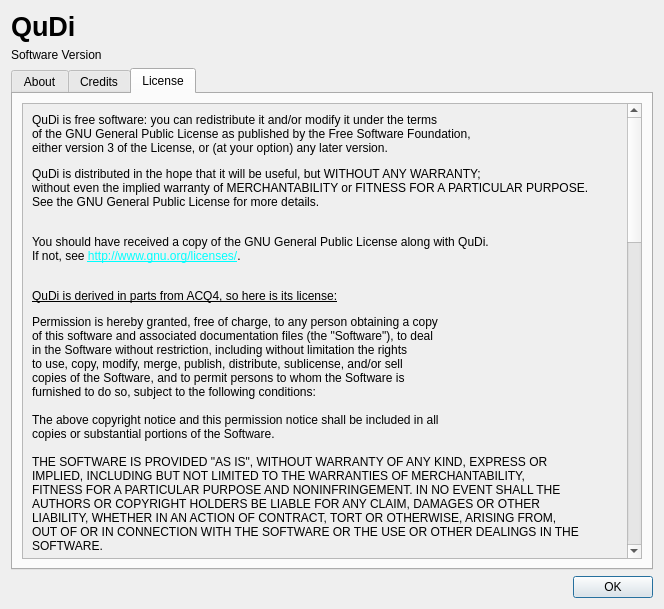
Above: gui/manager/ui_about.ui from Ulm-IQO/qudi before the change. Below: the same form after it.
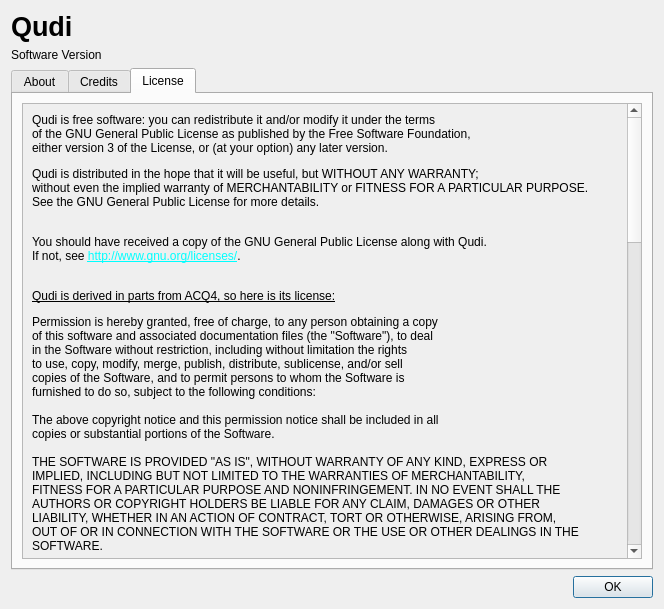
That is the form after the change. The open tabs and pages were chosen to show the change.

```diff
--- a/gui/manager/ui_about.ui
+++ b/gui/manager/ui_about.ui
@@ -30,7 +30,7 @@
       </font>
      </property>
      <property name="text">
-      <string>QuDi</string>
+      <string>Qudi</string>
      </property>
     </widget>
    </item>
@@ -139,23 +139,23 @@
 &lt;head/&gt;
 &lt;body&gt;
 &lt;p&gt;&lt;span style=&quot; font-family:'monospace';&quot;&gt;
-QuDi is free software: you can redistribute it and/or modify it under the terms &lt;br/&gt;
+Qudi is free software: you can redistribute it and/or modify it under the terms &lt;br/&gt;
 of the GNU General Public License as published by the Free Software Foundation,&lt;br/&gt;
 either version 3 of the License, or (at your option) any later version.
 &lt;/span&gt;&lt;/p&gt;
 &lt;p&gt;&lt;span style=&quot; font-family:'monospace';&quot;&gt;
-QuDi is distributed in the hope that it will be useful, but WITHOUT ANY WARRANTY;&lt;br/&gt;
+Qudi is distributed in the hope that it will be useful, but WITHOUT ANY WARRANTY;&lt;br/&gt;
 without even the implied warranty of MERCHANTABILITY or FITNESS FOR A PARTICULAR PURPOSE.&lt;br/&gt;
 See the GNU General Public License for more details.&lt;br/&gt;
 &lt;/span&gt;
 &lt;/p&gt;&lt;p&gt;&lt;span style=&quot; font-family:'monospace';&quot;&gt;
-You should have received a copy of the GNU General Public License along with QuDi.&lt;br/&gt;
+You should have received a copy of the GNU General Public License along with Qudi.&lt;br/&gt;
 If not, see
 &lt;/span&gt;
 &lt;a href=&quot;http://www.gnu.org/licenses/&quot;&gt;&lt;span style=&quot; text-decoration: underline; color:#00ffff;&quot;&gt;http://www.gnu.org/licenses/&lt;/span&gt;&lt;/a&gt;.&lt;br/&gt;
 &lt;/p&gt;
 &lt;p&gt;&lt;span style=&quot; text-decoration: underline;&quot;&gt;
-QuDi is derived in parts from ACQ4, so here is its license:&lt;/span&gt;&lt;/p&gt;
+Qudi is derived in parts from ACQ4, so here is its license:&lt;/span&gt;&lt;/p&gt;
 &lt;p&gt;&lt;span style=&quot; font-family:'monospace';&quot;&gt;
 Permission is hereby granted, free of charge, to any person obtaining a copy &lt;br/&gt;
 of this software and associated documentation files (the &amp;quot;Software&amp;quot;), to deal &lt;br/&gt;
@@ -176,7 +176,7 @@
 SOFTWARE.&lt;br/&gt;
 &lt;/span&gt;&lt;/p&gt;
 &lt;p&gt;&lt;span style=&quot; font-family:'monospace'; text-decoration: underline;&quot;&gt;
-Parts of QuDi are derived from IPython, which is licensed as follows:
+Parts of Qudi are derived from IPython, which is licensed as follows:
 &lt;/span&gt;&lt;/p&gt;
 &lt;p&gt;&lt;span style=&quot; font-family:'monospace';&quot;&gt;
 &lt;br/&gt;
@@ -220,7 +220,7 @@
 &lt;a href=&quot;https://github.com/ipython/&quot;&gt;&lt;span style=&quot; text-decoration: underline; color:#2980b9;&quot;&gt;https://github.com/ipython/&lt;/span&gt;&lt;/a&gt;
 &lt;span style=&quot; font-family:'monospace';&quot;&gt;.&lt;br/&gt;&lt;br/&gt;&lt;/span&gt;
 &lt;span style=&quot; font-family:'monospace'; text-decoration: underline;&quot;&gt;
-Parts of QuDi are derived from SciPy, which is licensed as follows:
+Parts of Qudi are derived from SciPy, which is licensed as follows:
 &lt;/span&gt;&lt;/p&gt;
 &lt;p&gt;&lt;span style=&quot; font-family:'monospace';&quot;&gt;
 Copyright (c) 2001, 2002 Enthought, Inc. &lt;br/&gt;
```
Left out of the diff: 6 changed lines with no effect on the pictures.
